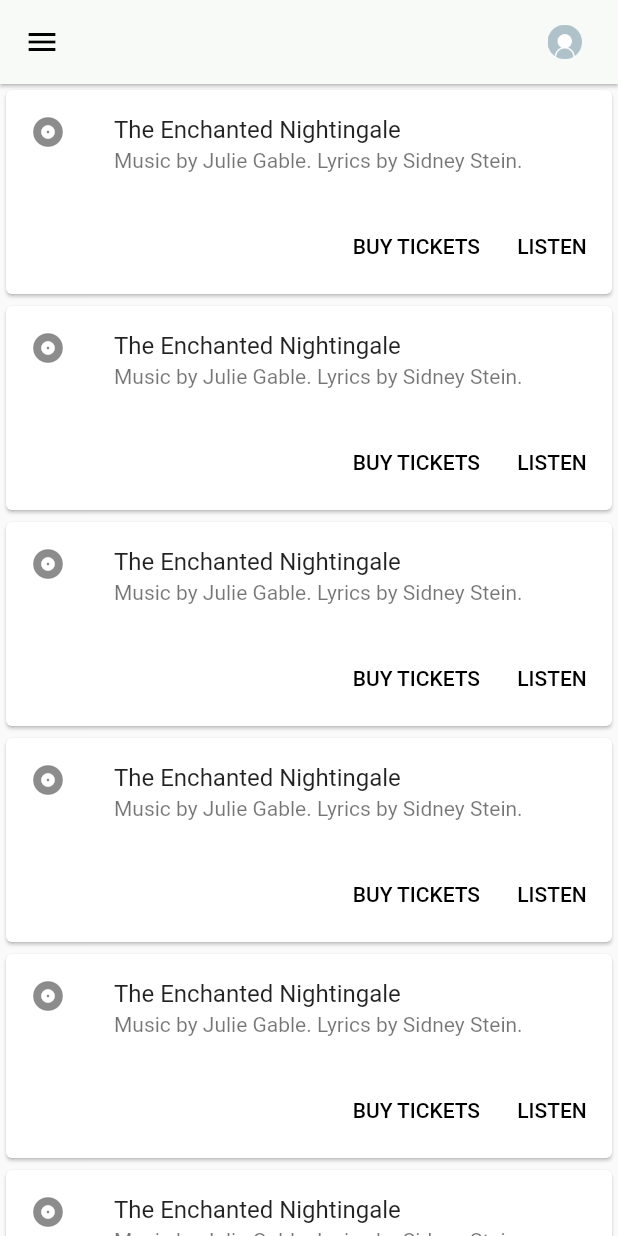
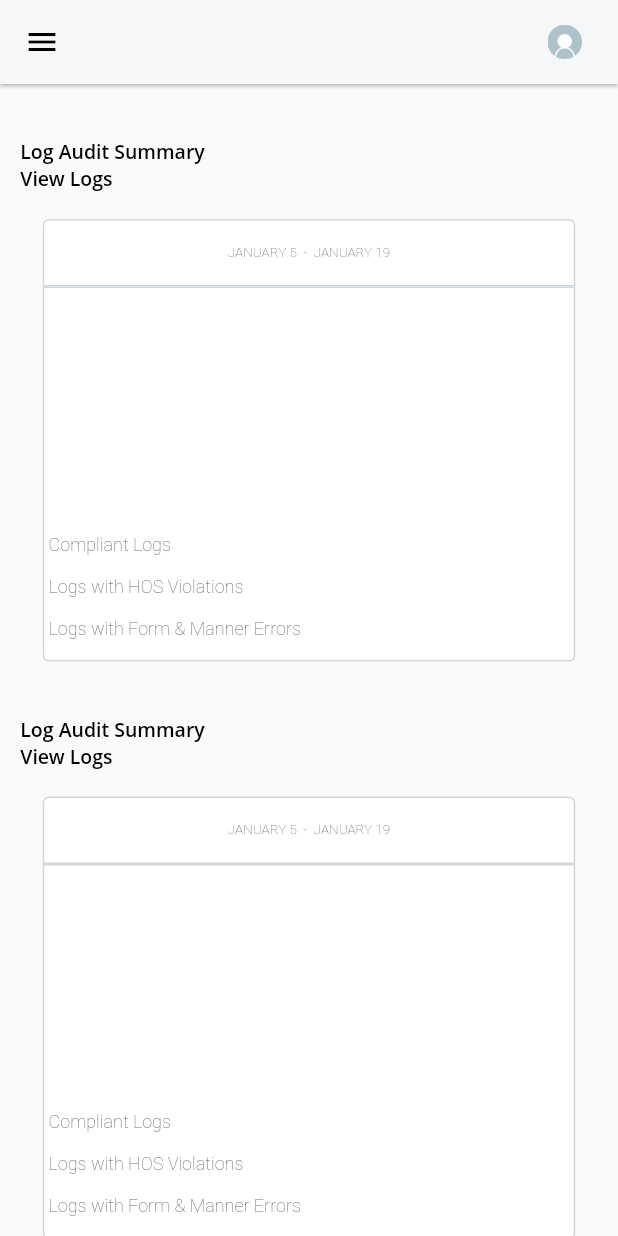
Before and after one commit to kismet-/kt_flutter, a Flutter app: the screen it shows after launch, on a phone screen of 412 x 824 dp. Run offline on Flutter 3.47's test engine with Material 2 defaults, Android fonts, the phone set to English and light mode, and no system bars.

Commit message:
Updated homelist to use container instead of card.

```diff
--- a/lib/homebody.dart
+++ b/lib/homebody.dart
@@ -2,11 +2,12 @@ import 'package:flutter/material.dart';
 import 'package:kt_flutter/homelist.dart';
 
 class HomeBody extends StatelessWidget{
-  List <HomeList>cards = new List<HomeList>.generate(20, (i)=> new HomeList());
+  List <HomeList>cards = new List<HomeList>.generate(6, (i)=> new HomeList());
   @override
   Widget build(BuildContext context) {
     return new Scaffold(
         body: new Container(
+          //color: Color(0xf6f7f8),
             child: new ListView(
               children: cards,
             )
--- a/lib/homelist.dart
+++ b/lib/homelist.dart
@@ -3,34 +3,55 @@ import 'package:flutter/material.dart';
 class HomeList extends StatelessWidget {
   @override
   Widget build(BuildContext) {
-    return Center(
-      child: Card(
-        child: Column(
-          mainAxisSize: MainAxisSize.min,
-          children: <Widget>[
-            const ListTile(
-              leading: Icon(Icons.album),
-              title: Text('The Enchanted Nightingale'),
-              subtitle: Text('Music by Julie Gable. Lyrics by Sidney Stein.'),
+    return Column(
+        children: [
+          Align(
+            alignment: Alignment.bottomLeft,
+            heightFactor: 1,
+            child: Text('\n\n    Log Audit Summary \n    View Logs\n',
+            textAlign: TextAlign.left,
+      style: TextStyle(
+        color: Colors.black,
+        fontWeight: FontWeight.w600,
+        fontSize: 13.0,
+        fontFamily: "openSans"),
             ),
-            ButtonTheme.bar(
-              // make buttons use the appropriate styles for cards
-              child: ButtonBar(
-                children: <Widget>[
-                  FlatButton(
-                    child: const Text('BUY TICKETS'),
-                    onPressed: () {/* ... */},
-                  ),
-                  FlatButton(
-                    child: const Text('LISTEN'),
-                    onPressed: () {/* ... */},
-                  ),
-                ],
-              ),
-            ),
-          ],
+          ),
+          SizedBox(
+          height: 45.0,
+        width: 355.0,
+      child: Container(
+        width: 355,
+        decoration: BoxDecoration(
+          color: Colors.white,
+          border: Border.all(color: Color.fromRGBO(138,156,167,.4), width: 1),
+            borderRadius: BorderRadius.only(topLeft: Radius.circular(4), topRight: Radius.circular(4))
         ),
+        child: Center(
+          child: Text("JANUARY 5  -  JANUARY 19", textAlign: TextAlign.center, style: TextStyle(fontSize: 9, fontWeight: FontWeight.w200),),
+        ),
+
       ),
-    );
+    ),
+    SizedBox(
+      child: Container(
+        height:250,
+        width: 355,
+        decoration: BoxDecoration(
+            color: Colors.white,
+            border: Border.all(color: Color.fromRGBO(138,156,167,.4), width: 1),
+            borderRadius: BorderRadius.only(bottomLeft: Radius.circular(4), bottomRight: Radius.circular(4))
+        ),
+        child: Align(
+    alignment: Alignment.bottomLeft,
+          child: Text(" Compliant Logs\n\n Logs with HOS Violations\n\n Logs with Form & Manner Errors\n", textAlign: TextAlign.left, style: TextStyle(fontSize: 12, fontWeight: FontWeight.w200),),
+        ),
+
+      )
+    ),
+
+            ],
+          );
+
   }
 }
--- a/lib/homescreen.dart
+++ b/lib/homescreen.dart
@@ -3,7 +3,7 @@ import 'package:kt_flutter/homebody.dart';
 
 class HomeScreen extends StatelessWidget {
   final topBar = new AppBar(
-    backgroundColor: new Color(0xfff8faf8),
+   // backgroundColor: Color(0),
     centerTitle: true,
     elevation: 1,
     actions: <Widget>[
--- a/lib/main.dart
+++ b/lib/main.dart
@@ -11,9 +11,9 @@ class MyApp extends StatelessWidget {
       title: 'KEEPTRUCKIN',
       debugShowCheckedModeBanner: false,
       theme: ThemeData(
-          primaryColor: Colors.black,
+          primaryColor: Color(0xFFf6f7f8),
           primaryIconTheme: IconThemeData(color: Colors.black),
-          primaryTextTheme: TextTheme(title: TextStyle(color: Colors.black, fontFamily: "OpenSans"))
+          primaryTextTheme: TextTheme(title: TextStyle(color: Colors.black, /*fontFamily: "OpenSans",*/ fontWeight: FontWeight.normal  ))
 
       ),
       home: new HomeScreen(),
```
